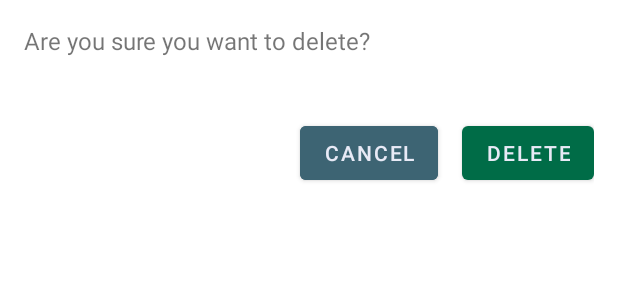
After one commit to mskwak32/toy-todo, an Android app: the layout dialog_delete_task_confirm.xml on its own in the app's theme, with its tools: preview values and no code run, on a phone screen of 412 x 824 dp. The commit adds this screen. Shown: the top 300 px of the screen. Run offline under Robolectric (Android 15) with nearby library versions, the phone set to English and light mode, and no system bars.

Commit message:
삭제 확인 다이얼로그 추가, 비밀번호 전송 안내 다이얼로그 수정

```diff
--- /dev/null
+++ b/app/src/main/res/layout/dialog_delete_task_confirm.xml
@@ -0,0 +1,59 @@
+<?xml version="1.0" encoding="utf-8"?>
+<layout xmlns:android="http://schemas.android.com/apk/res/android"
+    xmlns:app="http://schemas.android.com/apk/res-auto">
+
+    <data>
+
+        <variable
+            name="viewModel"
+            type="com.mskwak.toy_todo.ui.detail.DetailViewModel" />
+
+        <variable
+            name="fragment"
+            type="com.mskwak.toy_todo.ui.dialog.DeleteTaskConfirmDialog" />
+    </data>
+
+    <androidx.constraintlayout.widget.ConstraintLayout
+        android:layout_width="match_parent"
+        android:layout_height="wrap_content"
+        android:minHeight="150dp"
+        android:padding="16dp">
+
+        <TextView
+            android:id="@+id/title"
+            android:layout_width="match_parent"
+            android:layout_height="wrap_content"
+            android:text="@string/message_delete_confirm"
+            android:textSize="16sp"
+            app:layout_constraintBottom_toTopOf="@id/deleteButton"
+            app:layout_constraintTop_toTopOf="parent"
+            app:layout_constraintVertical_chainStyle="spread_inside" />
+
+        <com.google.android.material.button.MaterialButton
+            android:id="@+id/deleteButton"
+            style="@style/Widget.MaterialComponents.Button"
+            android:layout_width="wrap_content"
+            android:layout_height="wrap_content"
+            android:layout_marginTop="16dp"
+            android:layout_marginBottom="8dp"
+            android:onClick="@{() -> viewModel.deleteTask()}"
+            android:text="@string/delete"
+            app:layout_constraintBottom_toBottomOf="parent"
+            app:layout_constraintRight_toRightOf="parent"
+            app:layout_constraintTop_toBottomOf="@id/title" />
+
+        <com.google.android.material.button.MaterialButton
+            android:id="@+id/cancelButton"
+            style="@style/Widget.MaterialComponents.Button"
+            android:layout_width="wrap_content"
+            android:layout_height="wrap_content"
+            android:layout_marginRight="16dp"
+            android:backgroundTint="@color/secondaryColor"
+            android:onClick="@{() -> fragment.onCancel()}"
+            android:text="@string/cancel"
+            app:layout_constraintRight_toLeftOf="@id/deleteButton"
+            app:layout_constraintTop_toTopOf="@id/deleteButton" />
+
+
+    </androidx.constraintlayout.widget.ConstraintLayout>
+</layout>
--- a/app/src/main/res/layout/dialog_recover_password_alert.xml
+++ b/app/src/main/res/layout/dialog_recover_password_alert.xml
@@ -33,6 +33,7 @@
 
         <Button
             android:id="@+id/confirmButton"
+            style="@style/Widget.MaterialComponents.Button"
             android:layout_width="wrap_content"
             android:layout_height="wrap_content"
             android:layout_marginTop="16dp"
--- a/app/src/main/res/layout/fragment_detail.xml
+++ b/app/src/main/res/layout/fragment_detail.xml
@@ -117,7 +117,7 @@
                 android:layout_height="wrap_content"
                 android:gravity="center"
                 android:minWidth="48dp"
-                android:onClick="@{() -> viewModel.deleteTask()}"
+                android:onClick="@{() -> viewModel.onDeleteClick()}"
                 android:orientation="vertical"
                 android:padding="4dp"
                 app:layout_constraintLeft_toRightOf="@id/editButton"
--- a/app/src/main/res/values-night/themes.xml
+++ b/app/src/main/res/values-night/themes.xml
@@ -27,4 +27,8 @@
     <style name="recoverPasswordTextColor">
         <item name="android:textColor">@color/primaryLightColor</item>
     </style>
+
+    <style name="textColorGreen">
+        <item name="android:textColor">@color/primaryTextColor</item>
+    </style>
 </resources>
--- a/app/src/main/res/values/strings.xml
+++ b/app/src/main/res/values/strings.xml
@@ -19,6 +19,7 @@
     <string name="message_marked_active">Task marked active</string>
     <string name="message_completed_tasks_cleared">Completed tasks cleared</string>
     <string name="message_empty_task">Task cannot be empty</string>
+    <string name="message_delete_confirm">Are you sure you want to delete?</string>
     <string name="no_active_tasks">No active tasks.</string>
     <string name="no_completed_tasks">No completed tasks.</string>
     <string name="error_load_tasks">Error while loading tasks.</string>
--- a/app/src/main/res/values/themes.xml
+++ b/app/src/main/res/values/themes.xml
@@ -32,4 +32,8 @@
     <style name="recoverPasswordTextColor">
         <item name="android:textColor">@color/primaryDarkColor</item>
     </style>
+
+    <style name="textColorGreen">
+        <item name="android:textColor">@color/primaryColor</item>
+    </style>
 </resources>
```
Also changed, not shown: app/src/main/java/com/mskwak/toy_todo/ui/detail/DetailFragment.kt (+8 -0 lines), app/src/main/java/com/mskwak/toy_todo/ui/detail/DetailViewModel.kt (+7 -0 lines), app/src/main/java/com/mskwak/toy_todo/ui/dialog/DeleteTaskConfirmDialog.kt (added, +36 -0 lines), app/src/main/java/com/mskwak/toy_todo/ui/dialog/RecoverPasswordAlertDialog.kt (+9 -4 lines), 1 other file.
